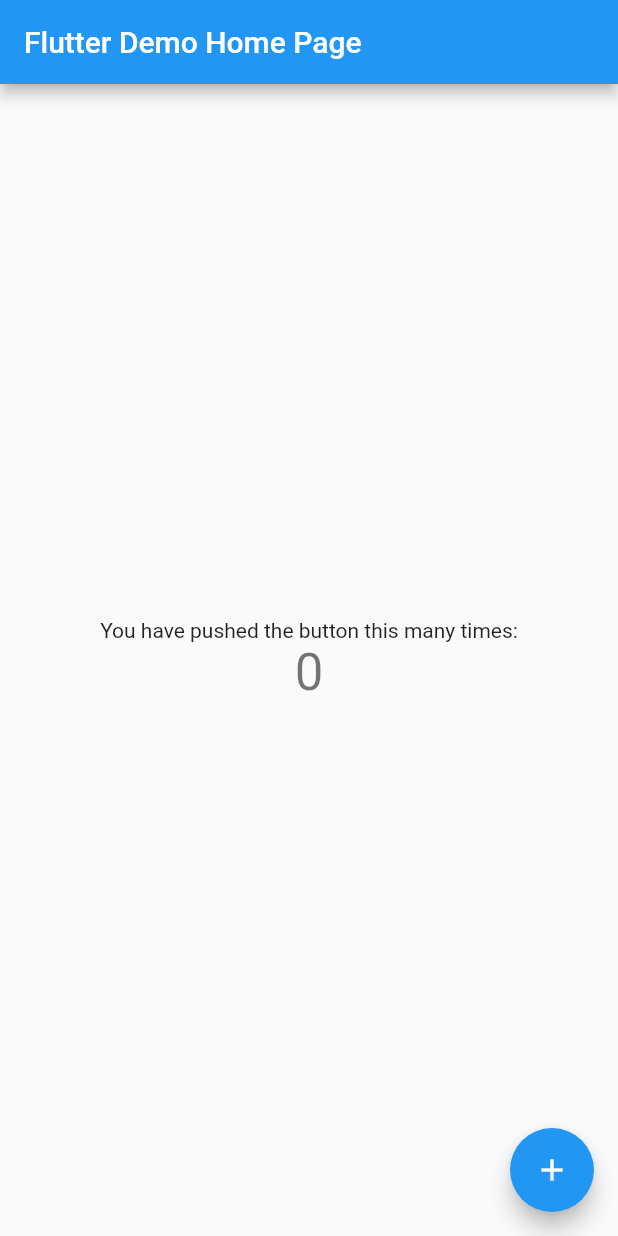
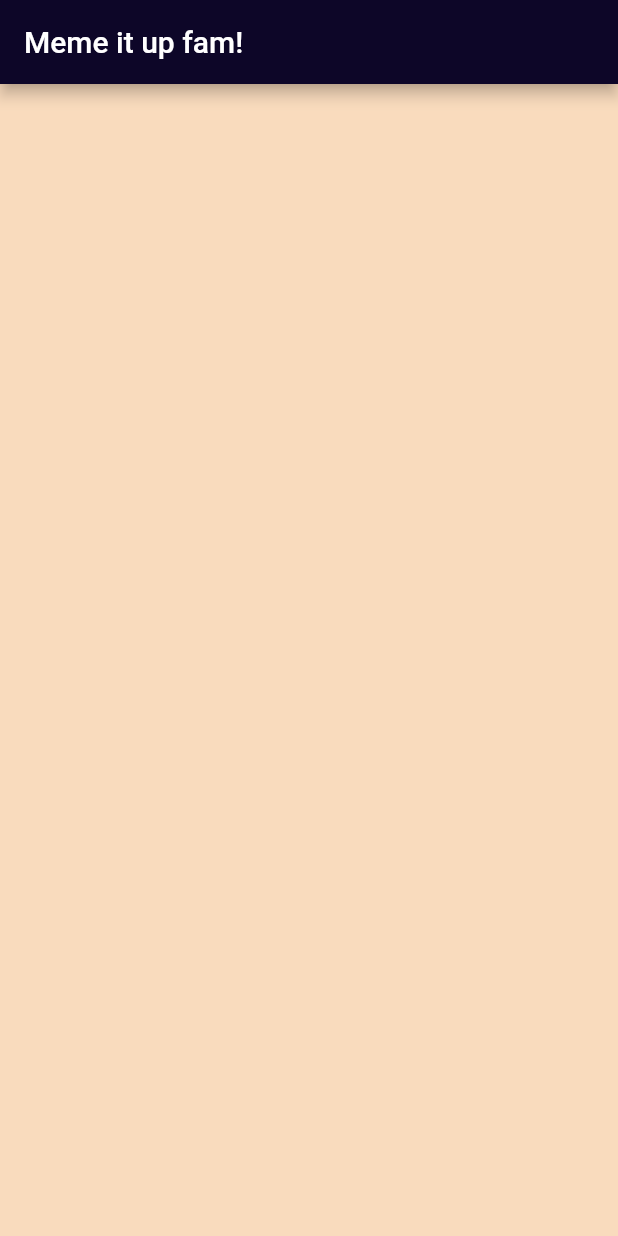
Before and after one commit to jernli/Snuzit, a Flutter app: the screen it shows after launch, on a phone screen of 412 x 824 dp. Run offline on Flutter 3.47's test engine with Material 2 defaults, Android fonts, the phone set to English and light mode, and no system bars.

Commit message:
🎴 Adding background layout

```diff
--- a/lib/main.dart
+++ b/lib/main.dart
@@ -1,109 +1,6 @@
 import 'package:flutter/material.dart';
+import 'screens/app.dart';
 
-void main() => runApp(new MyApp());
-
-class MyApp extends StatelessWidget {
-  // This widget is the root of your application.
-  @override
-  Widget build(BuildContext context) {
-    return new MaterialApp(
-      title: 'Flutter Demo',
-      theme: new ThemeData(
-        // This is the theme of your application.
-        //
-        // Try running your application with "flutter run". You'll see the
-        // application has a blue toolbar. Then, without quitting the app, try
-        // changing the primarySwatch below to Colors.green and then invoke
-        // "hot reload" (press "r" in the console where you ran "flutter run",
-        // or press Run > Flutter Hot Reload in IntelliJ). Notice that the
-        // counter didn't reset back to zero; the application is not restarted.
-        primarySwatch: Colors.blue,
-      ),
-      home: new MyHomePage(title: 'Flutter Demo Home Page'),
-    );
-  }
+void main() {
+	runApp(App());
 }
-
-class MyHomePage extends StatefulWidget {
-  MyHomePage({Key key, this.title}) : super(key: key);
-
-  // This widget is the home page of your application. It is stateful, meaning
-  // that it has a State object (defined below) that contains fields that affect
-  // how it looks.
-
-  // This class is the configuration for the state. It holds the values (in this
-  // case the title) provided by the parent (in this case the App widget) and
-  // used by the build method of the State. Fields in a Widget subclass are
-  // always marked "final".
-
-  final String title;
-
-  @override
-  _MyHomePageState createState() => new _MyHomePageState();
-}
-
-class _MyHomePageState extends State<MyHomePage> {
-  int _counter = 0;
-
-  void _incrementCounter() {
-    setState(() {
-      // This call to setState tells the Flutter framework that something has
-      // changed in this State, which causes it to rerun the build method below
-      // so that the display can reflect the updated values. If we changed
-      // _counter without calling setState(), then the build method would not be
-      // called again, and so nothing would appear to happen.
-      _counter++;
-    });
-  }
-
-  @override
-  Widget build(BuildContext context) {
-    // This method is rerun every time setState is called, for instance as done
-    // by the _incrementCounter method above.
-    //
-    // The Flutter framework has been optimized to make rerunning build methods
-    // fast, so that you can just rebuild anything that needs updating rather
-    // than having to individually change instances of widgets.
-    return new Scaffold(
-      appBar: new AppBar(
-        // Here we take the value from the MyHomePage object that was created by
-        // the App.build method, and use it to set our appbar title.
-        title: new Text(widget.title),
-      ),
-      body: new Center(
-        // Center is a layout widget. It takes a single child and positions it
-        // in the middle of the parent.
-        child: new Column(
-          // Column is also layout widget. It takes a list of children and
-          // arranges them vertically. By default, it sizes itself to fit its
-          // children horizontally, and tries to be as tall as its parent.
-          //
-          // Invoke "debug paint" (press "p" in the console where you ran
-          // "flutter run", or select "Toggle Debug Paint" from the Flutter tool
-          // window in IntelliJ) to see the wireframe for each widget.
-          //
-          // Column has various properties to control how it sizes itself and
-          // how it positions its children. Here we use mainAxisAlignment to
-          // center the children vertically; the main axis here is the vertical
-          // axis because Columns are vertical (the cross axis would be
-          // horizontal).
-          mainAxisAlignment: MainAxisAlignment.center,
-          children: <Widget>[
-            new Text(
-              'You have pushed the button this many times:',
-            ),
-            new Text(
-              '$_counter',
-              style: Theme.of(context).textTheme.display1,
-            ),
-          ],
-        ),
-      ),
-      floatingActionButton: new FloatingActionButton(
-        onPressed: _incrementCounter,
-        tooltip: 'Increment',
-        child: new Icon(Icons.add),
-      ), // This trailing comma makes auto-formatting nicer for build methods.
-    );
-  }
-}
--- /dev/null
+++ b/lib/screens/app.dart
@@ -0,0 +1,30 @@
+import 'package:flutter/material.dart';
+
+class App extends StatefulWidget {
+  createState() {
+    return AppState();
+  }
+}
+
+class AppState extends State<App> {
+  int counter = 0;
+
+  void fetchImage() async {
+    counter++;
+  }
+
+
+  Widget build(context){
+    //must define a 'build' method that returns
+    //the widgets that *this* widget will show
+    return MaterialApp(
+      home: Scaffold(
+        appBar: AppBar(
+          title: Text('Meme it up fam!'),
+          backgroundColor: Color.fromRGBO(13, 6, 40, 100.0),
+        ),
+        backgroundColor: Color.fromRGBO(249, 219, 189, 95.0),
+      ),
+    );
+  }
+}
```
Also changed, not shown: 1 other file.
